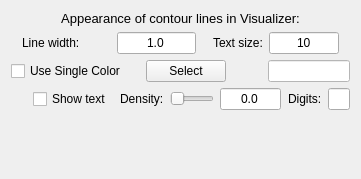
This is apps/vaporgui/guis/ui/contourAppearance.ui in yyr/vapor as Qt 5 draws it before an edit. The edited form follows.
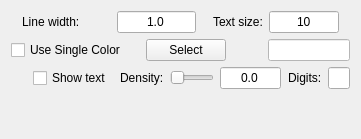
This is the edited form.

Diff of the .ui file:
```diff
--- a/apps/vaporgui/guis/ui/contourAppearance.ui
+++ b/apps/vaporgui/guis/ui/contourAppearance.ui
@@ -7,7 +7,7 @@
     <x>0</x>
     <y>0</y>
     <width>361</width>
-    <height>179</height>
+    <height>139</height>
    </rect>
   </property>
   <property name="windowTitle">
@@ -16,24 +16,6 @@
   <layout class="QHBoxLayout" name="horizontalLayout">
    <item>
     <layout class="QVBoxLayout" name="verticalLayout">
-     <item>
-      <widget class="QLabel" name="label_6">
-       <property name="font">
-        <font>
-         <family>MS Shell Dlg 2</family>
-         <pointsize>10</pointsize>
-         <weight>50</weight>
-         <bold>false</bold>
-        </font>
-       </property>
-       <property name="text">
-        <string>Appearance of contour lines in Visualizer:</string>
-       </property>
-       <property name="alignment">
-        <set>Qt::AlignCenter</set>
-       </property>
-      </widget>
-     </item>
      <item>
       <layout class="QHBoxLayout" name="_5">
        <item>
```
